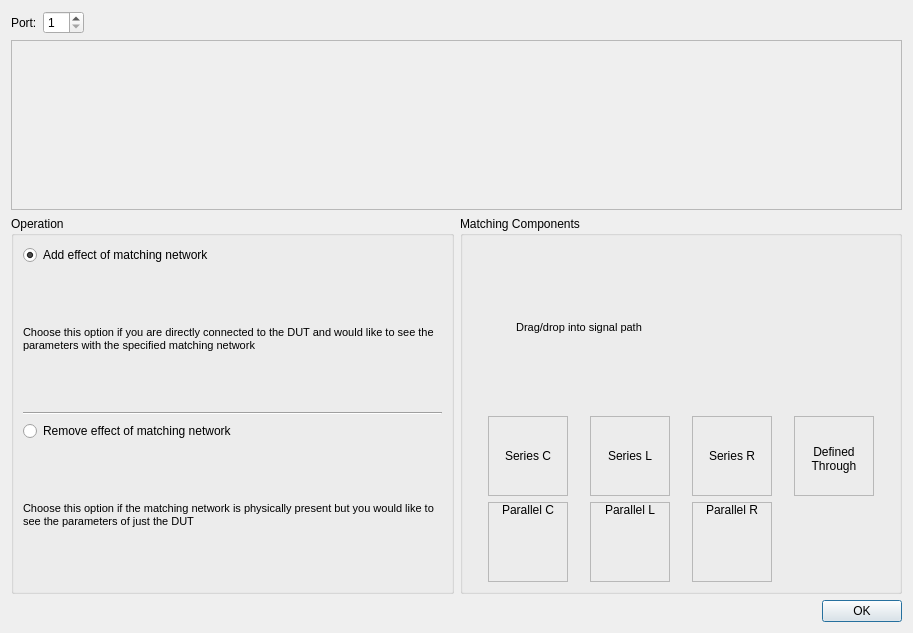
This is Software/PC_Application/LibreVNA-GUI/VNA/Deembedding/matchingnetworkdialog.ui in jankae/LibreVNA as Qt 5 draws it before an edit. The edited form follows.
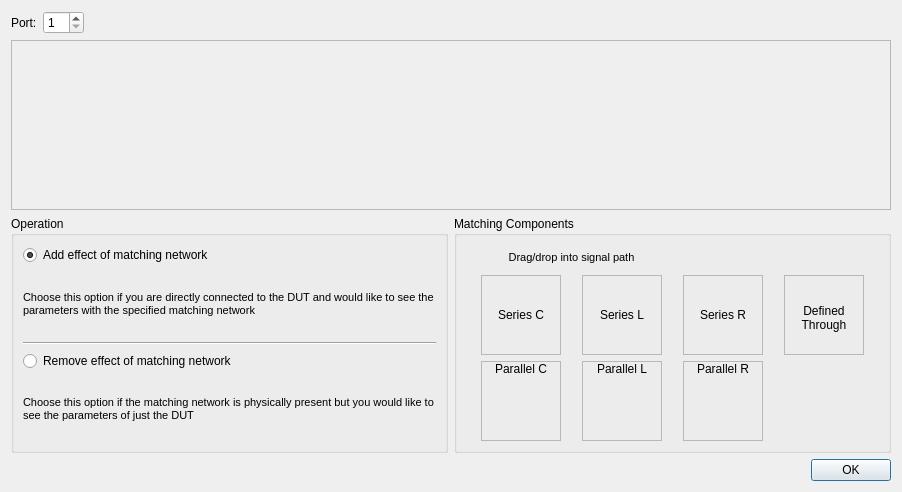
This is the edited form. Icons and pictures are not drawn.

The edit to the form file:
```diff
--- a/Software/PC_Application/LibreVNA-GUI/VNA/Deembedding/matchingnetworkdialog.ui
+++ b/Software/PC_Application/LibreVNA-GUI/VNA/Deembedding/matchingnetworkdialog.ui
@@ -6,8 +6,8 @@
    <rect>
     <x>0</x>
     <y>0</y>
-    <width>913</width>
-    <height>633</height>
+    <width>902</width>
+    <height>492</height>
    </rect>
   </property>
   <property name="windowTitle">
@@ -79,7 +79,7 @@
          <rect>
           <x>0</x>
           <y>0</y>
-          <width>891</width>
+          <width>880</width>
           <height>168</height>
          </rect>
         </property>
```
